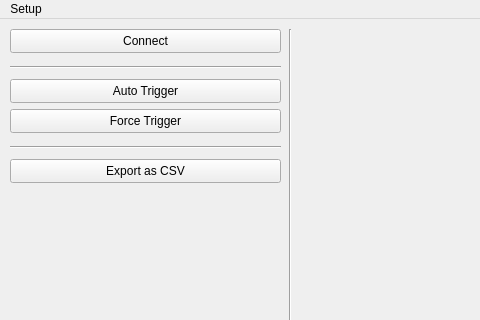
The window that Host/Oscilloscope/window.ui (HarryBeadle/Oscilloscope) describes before a commit, drawn with Qt 5; both pictures show x 0 to 480 and y 0 to 320 of the 1169 by 638 pixel window.
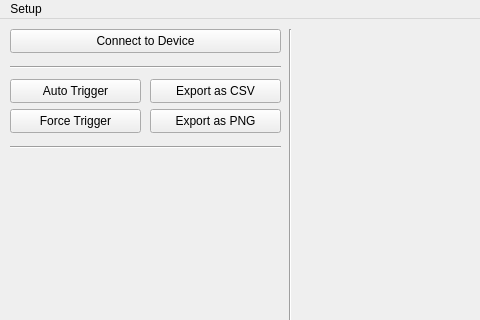
The same window after the commit. Custom widgets are drawn as their Qt base class.

```diff
--- a/Host/Oscilloscope/window.ui
+++ b/Host/Oscilloscope/window.ui
@@ -60,7 +60,7 @@
      <rect>
       <x>10</x>
       <y>60</y>
-      <width>271</width>
+      <width>131</width>
       <height>24</height>
      </rect>
     </property>
@@ -73,7 +73,7 @@
      <rect>
       <x>10</x>
       <y>90</y>
-      <width>271</width>
+      <width>131</width>
       <height>24</height>
      </rect>
     </property>
@@ -84,9 +84,9 @@
    <widget class="QPushButton" name="pushButton_2">
     <property name="geometry">
      <rect>
-      <x>10</x>
-      <y>140</y>
-      <width>271</width>
+      <x>150</x>
+      <y>60</y>
+      <width>131</width>
       <height>24</height>
      </rect>
     </property>
@@ -130,7 +130,20 @@
      </rect>
     </property>
     <property name="text">
-     <string>Connect</string>
+     <string>Connect to Device</string>
+    </property>
+   </widget>
+   <widget class="QPushButton" name="pushButton_3">
+    <property name="geometry">
+     <rect>
+      <x>150</x>
+      <y>90</y>
+      <width>131</width>
+      <height>24</height>
+     </rect>
+    </property>
+    <property name="text">
+     <string>Export as PNG</string>
     </property>
    </widget>
   </widget>
```
